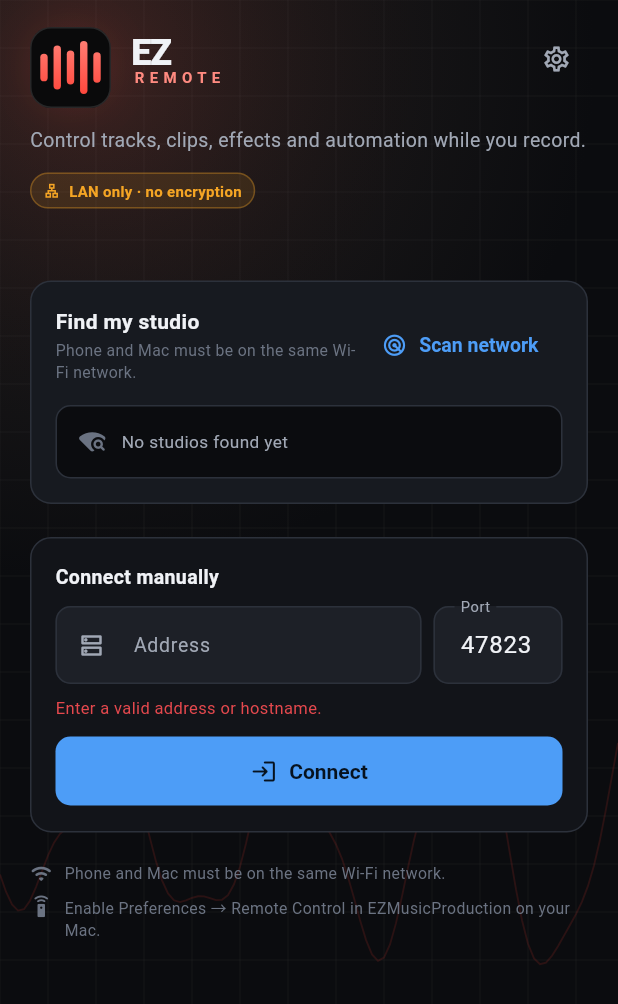
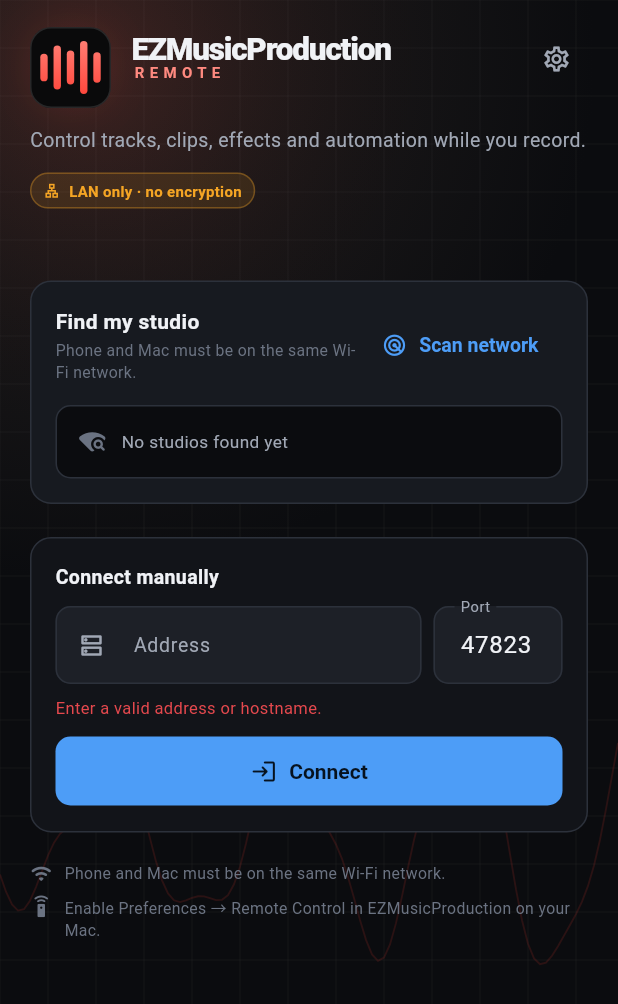
Before and after one commit to eztornado/EZMusicProductionRemote, a Flutter app: the screen it shows after launch, after a tap on "Connect", on a phone screen of 412 x 824 dp. Shown: the top 1004 px of the screen. Run offline on Flutter 3.47's test engine with Material 3 defaults, Android fonts, the phone set to English and light mode, and no system bars; our stand-ins replace shared_preferences; network calls fail.

Commit message:
chore: rename app branding to EZMusicProductionRemote
The app name, README, docs, launcher label and the connection-screen
logo now use the full EZMusicProductionRemote name instead of
"EZ Remote" / "EZ".

Co-Authored-By: Claude Fable 5 <noreply@anthropic.com>

```diff
--- a/lib/app.dart
+++ b/lib/app.dart
@@ -138,7 +138,7 @@ class _RemoteAppState extends State<RemoteApp> with WidgetsBindingObserver {
       language: _language,
       onLanguageChanged: _setLanguage,
       child: MaterialApp(
-        title: 'EZ Remote',
+        title: 'EZMusicProductionRemote',
         debugShowCheckedModeBanner: false,
         scaffoldMessengerKey: _messengerKey,
         theme: buildAppTheme(),
--- a/lib/core/app_info.dart
+++ b/lib/core/app_info.dart
@@ -1,6 +1,6 @@
 /// Product metadata kept in one place so the About screen and manifest stay in
 /// sync.
-const String kAppName = 'EZ Remote';
+const String kAppName = 'EZMusicProductionRemote';
 const String kAppVersion = '0.1.0';
 const int kRemoteProtocolVersion = 1;
 const int kDefaultRemotePort = 47823;
--- a/lib/data/settings_store.dart
+++ b/lib/data/settings_store.dart
@@ -10,7 +10,7 @@ class AppSettings {
   const AppSettings({
     this.language = AppLanguage.system,
     this.autoReconnect = true,
-    this.clientName = 'EZ Remote',
+    this.clientName = 'EZMusicProductionRemote',
     this.devices = const <RemoteDevice>[],
   });
 
@@ -101,7 +101,7 @@ class SharedPreferencesSettingsStore implements SettingsStore {
       return AppSettings(
         language: language,
         autoReconnect: autoReconnect,
-        clientName: clientName.isEmpty ? 'EZ Remote' : clientName,
+        clientName: clientName.isEmpty ? 'EZMusicProductionRemote' : clientName,
         devices: devices,
       );
     } on Object {
--- a/lib/l10n/strings.dart
+++ b/lib/l10n/strings.dart
@@ -77,7 +77,7 @@ class L10n {
   };
 
   static const Map<String, String> _en = {
-    'appName': 'EZ Remote',
+    'appName': 'EZMusicProductionRemote',
     'appTagline': 'Your studio, in your hands.',
     'cancel': 'Cancel',
     'close': 'Close',
@@ -418,7 +418,7 @@ class L10n {
   };
 
   static const Map<String, String> _es = {
-    'appName': 'EZ Remote',
+    'appName': 'EZMusicProductionRemote',
     'appTagline': 'Tu estudio, en tus manos.',
     'cancel': 'Cancelar',
     'close': 'Cerrar',
@@ -761,7 +761,7 @@ class L10n {
   };
 
   static const Map<String, String> _ja = {
-    'appName': 'EZ Remote',
+    'appName': 'EZMusicProductionRemote',
     'appTagline': 'スタジオを、手のひらに。',
     'cancel': 'キャンセル',
     'close': '閉じる',
--- a/lib/widgets/common.dart
+++ b/lib/widgets/common.dart
@@ -76,17 +76,20 @@ class ArtistName extends StatelessWidget {
 
   @override
   Widget build(BuildContext context) {
-    return Column(
+    return FittedBox(
+      fit: BoxFit.scaleDown,
+      alignment: Alignment.centerLeft,
+      child: Column(
         crossAxisAlignment: CrossAxisAlignment.start,
         mainAxisSize: MainAxisSize.min,
         children: [
           Text(
-          'EZ',
+            'EZMusicProduction',
             style: TextStyle(
-            fontSize: compact ? 18 : 24,
+              fontSize: compact ? 15 : 21,
               height: 0.95,
               fontWeight: FontWeight.w900,
-            letterSpacing: -1,
+              letterSpacing: -0.8,
               color: AppColors.text,
             ),
           ),
@@ -101,6 +104,7 @@ class ArtistName extends StatelessWidget {
             ),
           ),
         ],
+      ),
     );
   }
 }
--- a/tool/fake_server.dart
+++ b/tool/fake_server.dart
@@ -37,7 +37,7 @@ Future<void> main(List<String> args) async {
   final server = FakeRemoteServer(port: port, token: token);
 
   await server.start(host);
-  stdout.writeln('EZ Remote fake studio');
+  stdout.writeln('EZMusicProductionRemote fake studio');
   stdout.writeln('  pairing code: $token');
   stdout.writeln('  listen:       $host:$port');
   stdout.writeln('  discovery:    http://$host:$port/');
```
Also changed, not shown: 3 other files. Lines whose indentation alone changed are shown as unchanged.
